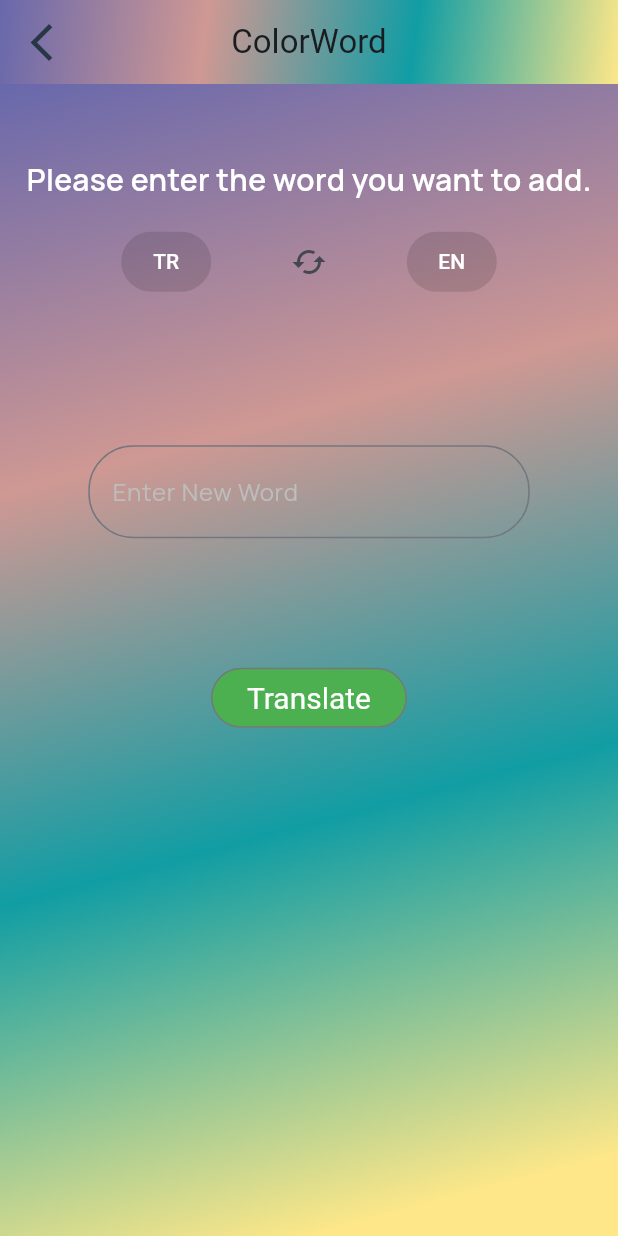
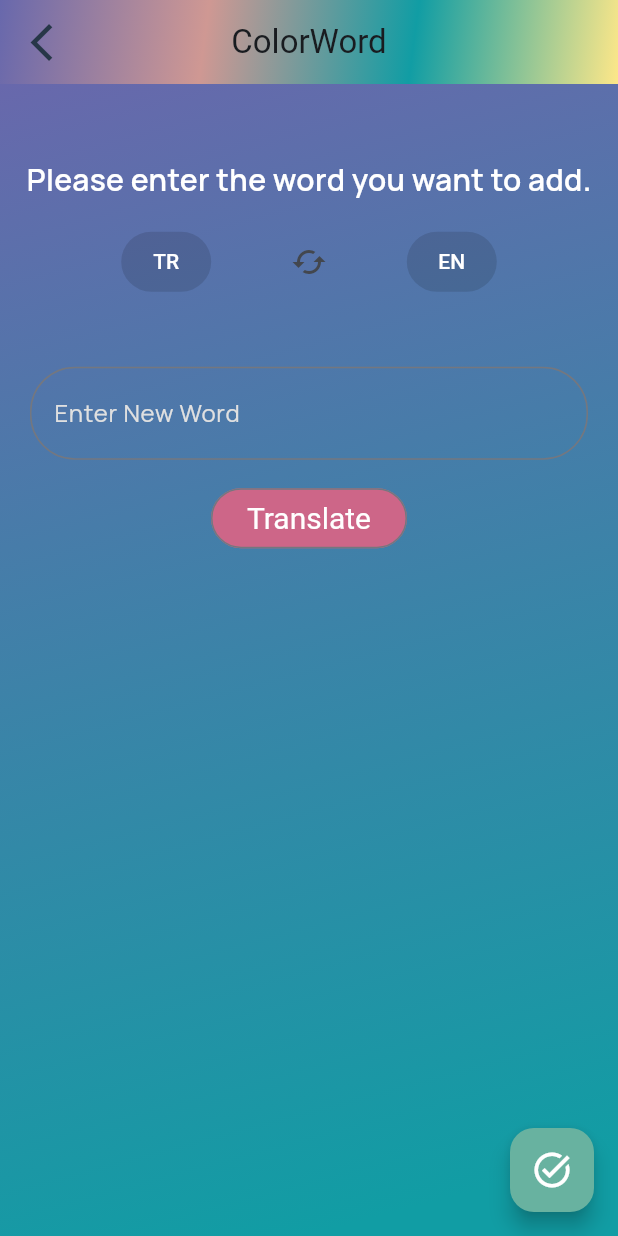
Before and after one commit to egemenocakli/colorword_new, a Flutter app: the NewWordView screen opened by its route, after a tap on the "cached" icon, on a phone screen of 412 x 824 dp. Run offline on Flutter 3.47's test engine with Material 2 defaults, Android fonts, the phone set to English and light mode, and no system bars; our stand-ins replace auto_route, cloud_firestore, easy_localization, firebase_auth, firebase_core, firebase_crashlytics and 2 more; missing offline and left inert: simplytranslate; accounts and stored records are empty.

Commit message:
New word screen edited, add the new word button created. Design changed. Need to fix some bugs and will add new language list.

```diff
--- a/assets/translations/en-US.json
+++ b/assets/translations/en-US.json
@@ -12,6 +12,8 @@
     },
     "addNewWordPage": {
         "addNewWord": "Please enter the word you want to add.",
-        "cantFindWord": "Something is Wrong."
+        "cantFindWord": "Something is Wrong.",
+        "translate": "Translate",
+        "enterNewWord": "Enter New Word"
     }
 }
--- a/assets/translations/tr-TR.json
+++ b/assets/translations/tr-TR.json
@@ -12,6 +12,8 @@
     },
     "addNewWordPage": {
         "addNewWord": "Lütfen eklemek istediğiniz kelimeyi girin.",
-        "cantFindWord": "Bir şeyler yanlış."
+        "cantFindWord": "Bir şeyler yanlış.",
+        "translate": "Çevir",
+        "enterNewWord": "Yeni Kelime Girin"
     }
 }
--- a/lib/core/extensions/string_extension.dart
+++ b/lib/core/extensions/string_extension.dart
@@ -8,7 +8,7 @@ extension StringExtension on String {
 }
 
 extension LanguageEnumExtension on TranslateLanguages {
-  String? get languageShortName {
+  String get languageShortName {
     switch (this) {
       case TranslateLanguages.turkish:
         return "TR";
@@ -17,12 +17,11 @@ extension LanguageEnumExtension on TranslateLanguages {
       case TranslateLanguages.bulgarian:
         return "BG";
       case TranslateLanguages.german:
-        "DE";
+        return "DE";
       case TranslateLanguages.spanish:
-        "ES";
+        return "ES";
       default:
         return "There is no Language";
     }
-    return null;
   }
 }
--- a/lib/core/init/constants.dart
+++ b/lib/core/init/constants.dart
@@ -11,7 +11,8 @@ class ColorConstants {
   static Color white = Colors.white;
   static Color black = Colors.black;
   static Color buttonColor = const Color(0xFF68B2A0);
-  static Color greySh4 = Colors.grey.shade400;
+  static Color greySh4 = Colors.grey.shade300;
+  static Color buttonColorPink = const Color(0xFFCD6688);
   //static List<Color> appBarColors = [const Color(0xFF2c6975), const Color(0xFF2c6975), const Color(0xFFCDE0C9)];
   static List<Color> appBarColors = [
     const Color(0xFF6868AC),
@@ -19,5 +20,9 @@ class ColorConstants {
     const Color(0xFF119DA4),
     const Color(0xFFFDE789)
   ];
+  static List<Color> backgroundGradientColors = [
+    const Color(0xFF6868AC),
+    const Color(0xFF119DA4),
+  ];
   static Color iconColor = const Color(0xFF273748);
 }
--- a/lib/pages/home/home_view.dart
+++ b/lib/pages/home/home_view.dart
@@ -99,8 +99,6 @@ class _HomeViewState extends State<HomeView> {
     return FloatingActionButton.extended(
       onPressed: () {
         //viewModel.addWord();
-        //context.router.push(const NewWordScreenView() as PageRouteInfo); //TODO: anlamadım neden cast ihtiyac duyduk
-        //Navigator.of(context).push(MaterialPageRoute(builder: (context) => const NewWordScreenView()));
         context.router.push(const NewWordRoute());
       },
       shape: const RoundedRectangleBorder(
--- a/lib/pages/home/home_viewmodel.dart
+++ b/lib/pages/home/home_viewmodel.dart
@@ -5,13 +5,11 @@ import 'package:colorword_new/core/base/viewmodel/base_view_model.dart';
 import 'package:colorword_new/core/models/word_model.dart';
 import 'package:colorword_new/core/utility/helpers.dart';
 import 'package:colorword_new/pages/auth/service/auth_firebase_service.dart';
-import 'package:flutter/material.dart';
 
 class HomeScreenViewModel extends BaseViewModel {
   final FirestoreService _firestoreService = FirestoreService();
   late List<Word?>? words = [];
   // late Word word = Word();
-  int number = 0;
 
   @override
   FutureOr<void> init() {}
@@ -42,13 +40,6 @@ class HomeScreenViewModel extends BaseViewModel {
     return emptyWord;
   }
 
-  Future<void> addWord() async {
-    Color wordColor = Helpers.randomColor();
-    number = number + 1;
-    Word newWord = Word(word: "$number.kelime", color: wordColor, translatedWords: ["$number.kelime anlamı"]);
-    await _firestoreService.addWord(newWord);
-  }
-
   Future<void> signOutFromHome() async {
     FirebaseAuthService authenticationFirebaseService = FirebaseAuthService();
 
--- a/lib/pages/new_word/view/new_word_view.dart
+++ b/lib/pages/new_word/view/new_word_view.dart
@@ -37,6 +37,8 @@ class _NewWordViewState extends State<NewWordView> {
 
     {
       return Scaffold(
+        floatingActionButton: addNewWordFAB(),
+        resizeToAvoidBottomInset: false,
         appBar: AppBar(
           elevation: 2,
           title: const Text(
@@ -72,57 +74,17 @@ class _NewWordViewState extends State<NewWordView> {
                     gradient: LinearGradient(
                       begin: Alignment.topLeft,
                       end: Alignment.bottomCenter,
-                      colors: ColorConstants.appBarColors,
+                      colors: ColorConstants.backgroundGradientColors,
                     ),
                   ),
                   child: Column(
                     children: [
                       SizedBox(height: context.height * 0.06),
-                      Text(LocaleKeys.addNewWordPage_addNewWord.locale,
-                          style: TextStyle(
-                              fontFamily: 'Manrope',
-                              fontWeight: FontWeight.w600,
-                              fontSize: 20,
-                              color: ColorConstants.white)),
+                      pleaseEnterWordText(),
                       languageField(),
-                      Padding(
-                        padding: EdgeInsets.symmetric(horizontal: (context.width / 7), vertical: context.height / 10),
-                        child: TextFormField(
-                          controller: newWordViewModel.textController,
-                          style: customTextStyle,
-                          decoration: InputDecoration(
-                            border: OutlineInputBorder(
-                                borderRadius: const BorderRadius.all(Radius.circular(30)),
-                                borderSide: BorderSide(color: ColorConstants.greySh4)),
-                            focusedBorder: OutlineInputBorder(
-                              borderSide: BorderSide(color: ColorConstants.greySh4),
-                              borderRadius: const BorderRadius.all(Radius.circular(30)),
-                            ),
-                            labelText: 'Enter New Word',
-                            labelStyle: customTextStyle2,
-                          ),
-                        ),
-                      ),
-                      OutlinedButton(
-                          style: OutlinedButton.styleFrom(
-                              foregroundColor: Colors.white,
-                              backgroundColor: Colors.green,
-                              textStyle: const TextStyle(fontSize: 20)),
-                          onPressed: () async {
-                            newWordViewModel.translatedWord =
-                                await viewModel.wordTranslate(newWordViewModel.textController.text) ??
-                                    LocaleKeys.addNewWordPage_cantFindWord; //"Something is Wrong.";
-                          },
-                          child: const Text("Translate")),
-                      Padding(
-                        padding: const EdgeInsets.only(top: 30),
-                        child: Text(newWordViewModel.translatedWord,
-                            style: TextStyle(
-                                fontFamily: 'Manrope',
-                                fontWeight: FontWeight.w600,
-                                fontSize: 36,
-                                color: ColorConstants.white)),
-                      ),
+                      enteredWordTextFormField(newWordViewModel),
+                      translateButton(newWordViewModel),
+                      translatedWord(newWordViewModel),
                     ],
                   ),
                 )),
@@ -132,11 +94,11 @@ class _NewWordViewState extends State<NewWordView> {
     }
   }
 
-  TextStyle customTextStyle =
-      TextStyle(fontFamily: 'Manrope', fontWeight: FontWeight.w600, fontSize: 20, color: ColorConstants.white);
-  TextStyle customTextStyle2 =
-      TextStyle(fontFamily: 'Manrope', fontWeight: FontWeight.w400, color: ColorConstants.greySh4);
-//TODO:extension
+  Text pleaseEnterWordText() {
+    return Text(LocaleKeys.addNewWordPage_addNewWord.locale,
+        style:
+            TextStyle(fontFamily: 'Manrope', fontWeight: FontWeight.w600, fontSize: 20, color: ColorConstants.white));
+  }
 
   Row languageField() {
     return Row(
@@ -176,4 +138,67 @@ class _NewWordViewState extends State<NewWordView> {
       ],
     );
   }
+
+  Padding enteredWordTextFormField(NewWordViewModel newWordViewModel) {
+    return Padding(
+      padding: const EdgeInsets.only(left: 20, right: 20, top: 30, bottom: 15),
+      child: TextFormField(
+        maxLines: (viewModel.textController!.text.length > 30) ? 2 : 1,
+        controller: newWordViewModel.textController,
+        style: customTextStyle,
+        decoration: InputDecoration(
+          border: OutlineInputBorder(
+              borderRadius: const BorderRadius.all(Radius.circular(30)),
+              borderSide: BorderSide(color: ColorConstants.greySh4)),
+          focusedBorder: OutlineInputBorder(
+            borderSide: BorderSide(color: ColorConstants.greySh4),
+            borderRadius: const BorderRadius.all(Radius.circular(30)),
+          ),
+          labelText: LocaleKeys.addNewWordPage_enterNewWord.locale,
+          labelStyle: customTextStyle2,
+        ),
+      ),
+    );
+  }
+
+  OutlinedButton translateButton(NewWordViewModel newWordViewModel) {
+    return OutlinedButton(
+        style: OutlinedButton.styleFrom(
+            foregroundColor: ColorConstants.white,
+            backgroundColor: ColorConstants.buttonColorPink,
+            textStyle: const TextStyle(fontSize: 20)),
+        onPressed: () async {
+          newWordViewModel.translatedWord = await viewModel.wordTranslate(newWordViewModel.textController?.text) ??
+              LocaleKeys.addNewWordPage_cantFindWord;
+        },
+        child: Text(LocaleKeys.addNewWordPage_translate.locale));
+  }
+
+  Padding translatedWord(NewWordViewModel newWordViewModel) {
+    return Padding(
+      padding: const EdgeInsets.only(top: 40, left: 20, right: 20),
+      child: Text(newWordViewModel.translatedWord,
+          style:
+              TextStyle(fontFamily: 'Manrope', fontWeight: FontWeight.w600, fontSize: 36, color: ColorConstants.white)),
+    );
+  }
+
+  FloatingActionButton addNewWordFAB() {
+    return FloatingActionButton(
+        backgroundColor: ColorConstants.buttonColor,
+        foregroundColor: ColorConstants.white,
+        onPressed: () {
+          viewModel.addWord(viewModel.textController?.text, viewModel.translatedWord);
+        },
+        child: const Icon(
+          Icons.task_alt_outlined,
+          size: 28,
+        ));
+  }
+
+  TextStyle customTextStyle =
+      TextStyle(fontFamily: 'Manrope', fontWeight: FontWeight.w600, fontSize: 20, color: ColorConstants.white);
+  TextStyle customTextStyle2 =
+      TextStyle(fontFamily: 'Manrope', fontWeight: FontWeight.w400, color: ColorConstants.greySh4);
+//TODO:extension
 }
--- a/lib/pages/new_word/viewmodel/new_word_viewmodel.dart
+++ b/lib/pages/new_word/viewmodel/new_word_viewmodel.dart
@@ -1,17 +1,17 @@
 import 'dart:async';
 
+import 'package:colorword_new/core/app_data/db/firestore_service.dart';
 import 'package:colorword_new/core/base/viewmodel/base_view_model.dart';
 import 'package:colorword_new/core/enums/enum.dart';
 import 'package:colorword_new/core/extensions/string_extension.dart';
+import 'package:colorword_new/core/models/word_model.dart';
+import 'package:colorword_new/core/utility/helpers.dart';
 import 'package:flutter/material.dart';
 import 'package:simplytranslate/simplytranslate.dart';
 
 class NewWordViewModel extends BaseViewModel {
-  //final FirestoreService _firestoreService = FirestoreService();
-
-  // late Word word = Word();
-  int number = 0;
-  TextEditingController textController = TextEditingController();
+  final FirestoreService _firestoreService = FirestoreService();
+  TextEditingController? textController = TextEditingController();
   String translatedWord = "";
   String? translateResponse;
   final gt = SimplyTranslator(EngineType.google);
@@ -54,6 +54,12 @@ class NewWordViewModel extends BaseViewModel {
     return translateResponse;
   }
 
+  Future<void> addWord(enteredWord, translatedWord) async {
+    Color wordColor = Helpers.randomColor();
+    Word newWord = Word(word: enteredWord, color: wordColor, translatedWords: [translatedWord]);
+    await _firestoreService.addWord(newWord);
+  }
+
   changeLanguage() {
     //TODO: Elimle atama yaptım eğer diğer dilleri de eklersek aşağıdaki mantık yürümeyecek.
     if (sourceLanguage == TranslateLanguages.turkish.languageShortName) {
```
Also changed, not shown: lib/core/init/language/locale_keys.g.dart.
